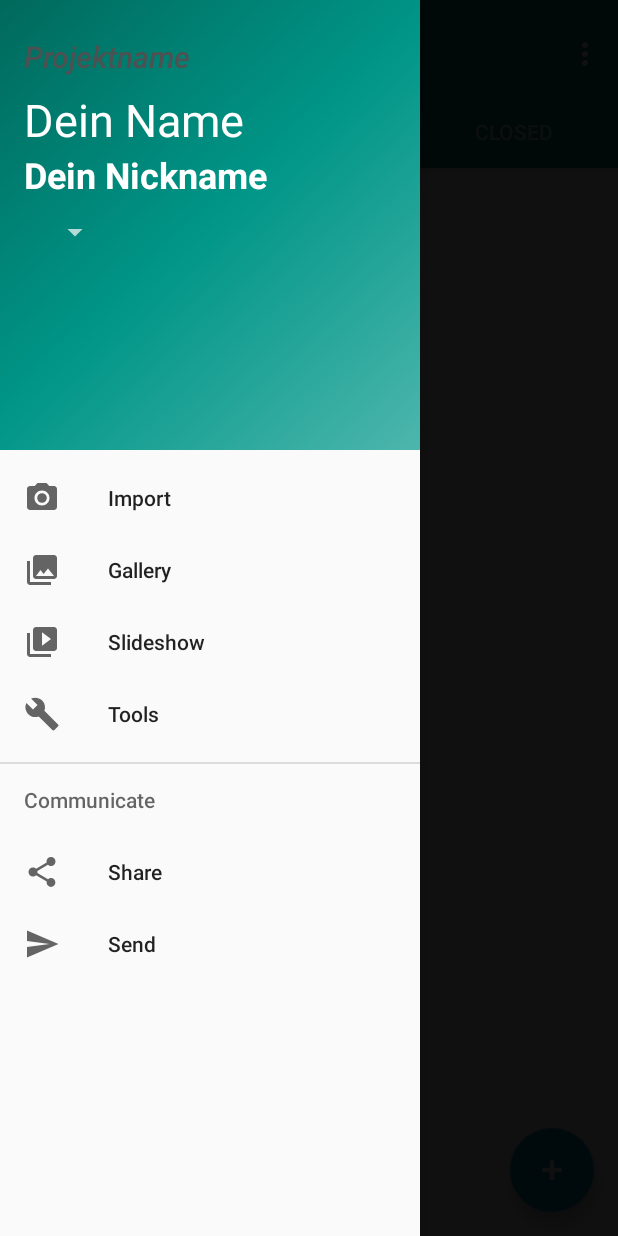
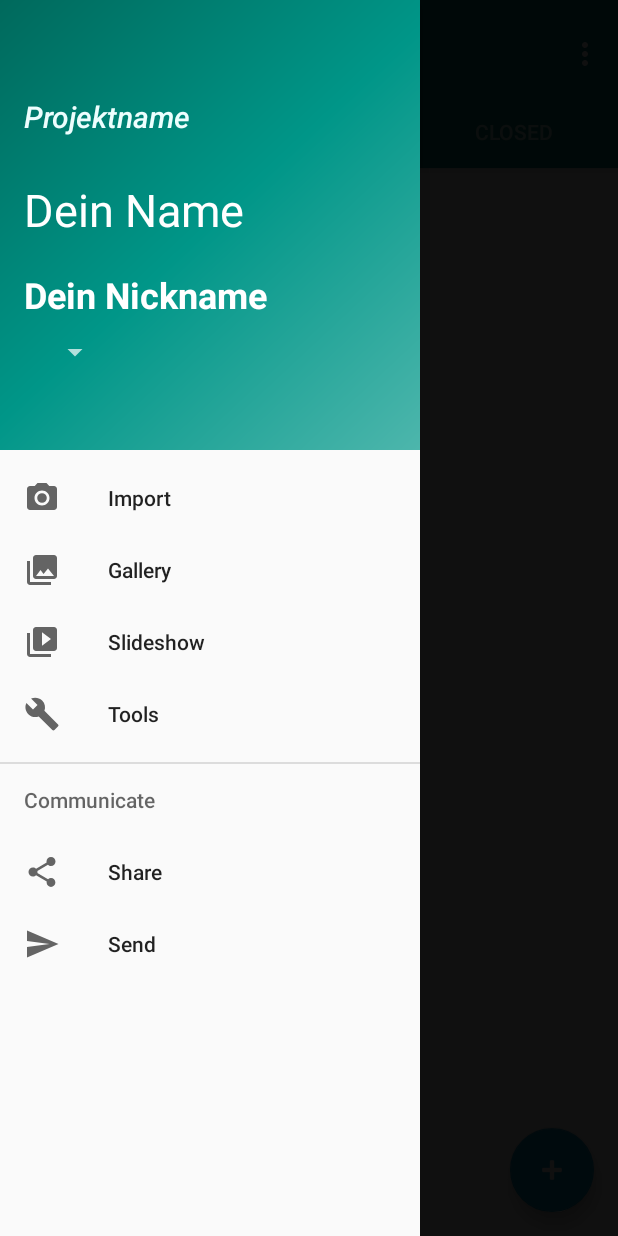
Before and after one commit to rchristoph/UniGoesAgile, an Android app: the MainActivity screen opened directly, with no data from a screen before it, with the side drawer open, on a phone screen of 412 x 824 dp. Run offline under Robolectric (Android 15) with nearby library versions, the phone set to English and light mode, and no system bars; our stand-ins replace Firebase (no records; nobody signed in at launch, a user with empty details on screens opened directly); 5 statements that could not run were skipped.

Commit message:
update Nav drawer

```diff
--- a/app/src/main/res/layout/nav_header_drawer.xml
+++ b/app/src/main/res/layout/nav_header_drawer.xml
@@ -3,7 +3,7 @@
         xmlns:android="http://schemas.android.com/apk/res/android"
         xmlns:app="http://schemas.android.com/apk/res-auto"
         android:layout_width="match_parent"
-        android:layout_height="@dimen/nav_header_height"
+        android:layout_height="300dp"
         android:background="@drawable/side_nav_bar"
         android:paddingBottom="@dimen/activity_vertical_margin"
         android:paddingLeft="@dimen/activity_horizontal_margin"
@@ -21,20 +21,20 @@
             android:textAppearance="@android:style/TextAppearance.DeviceDefault.Widget.ActionMode.Title.Inverse"
             android:id="@+id/projektname"
             android:textAlignment="viewStart" android:textStyle="italic"
-            android:textColor="@color/colorAccent"/>
-<TextView
+            android:textColor="@color/colorAccent" android:layout_marginTop="40dp"/>
+    <TextView
             android:layout_width="match_parent"
             android:layout_height="wrap_content"
             android:paddingTop="@dimen/nav_header_vertical_spacing"
             android:text="@string/dein_name"
             android:textAppearance="@style/TextAppearance.AppCompat.Body1" android:id="@+id/username"
-            android:textSize="30sp" android:textColor="@android:color/white" />
+            android:textSize="30sp" android:textColor="@android:color/white" android:layout_marginTop="20dp"/>
     <TextView
             android:layout_width="wrap_content"
             android:layout_height="wrap_content"
             android:text="@string/dein_nickname"
             android:id="@+id/nickname" android:textSize="24sp" android:textColor="@android:color/white"
-            android:textStyle="bold"/>
+            android:textStyle="bold" android:layout_marginTop="20dp"/>
 
     <Spinner
             android:id="@+id/spinner3"
--- a/app/src/main/res/values/colors.xml
+++ b/app/src/main/res/values/colors.xml
@@ -2,7 +2,7 @@
 <resources>
     <color name="colorPrimary">#008577</color>
     <color name="colorPrimaryDark">#FFFFFF</color>
-    <color name="colorAccent">#FE4E5151</color>
+    <color name="colorAccent">#FEEEFFFF</color>
     <color name="colorPrimary1">#A3DDB3</color>
     <color name="newColor"></color>
     <color name="newColor1">#D700574B</color>
```
